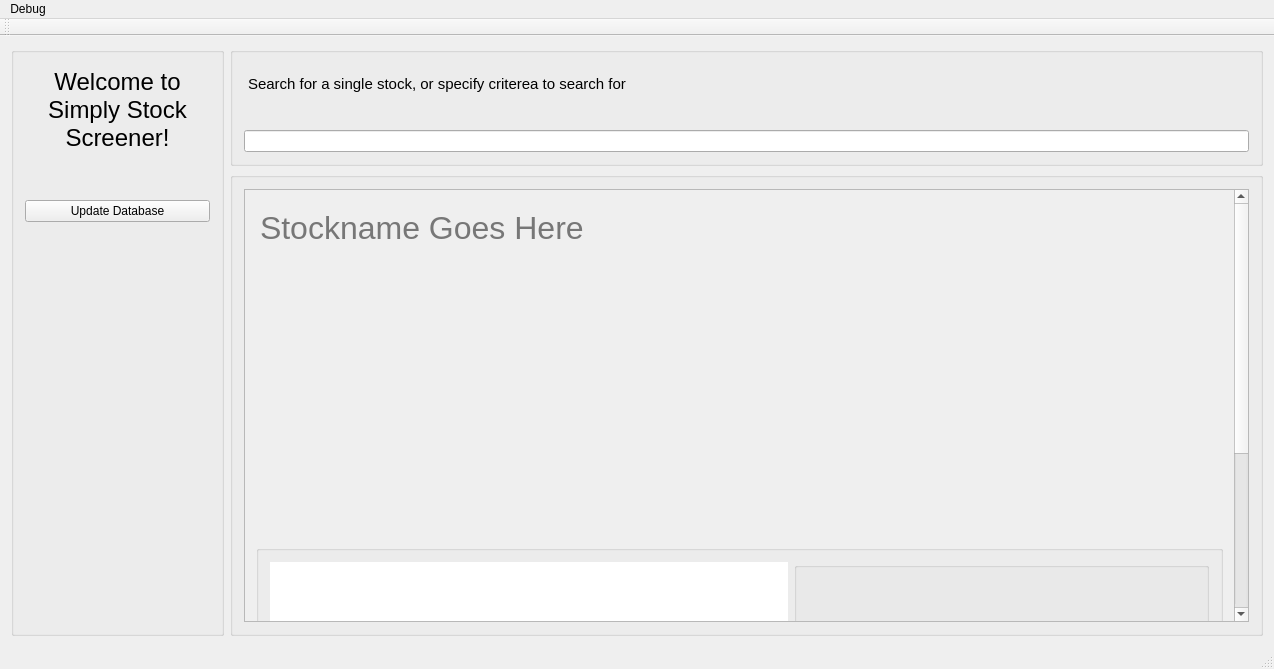
Old version of the form client/SSSClient/mainwindow.ui in the repository zvzv1919/Simply-Stock-Screener.
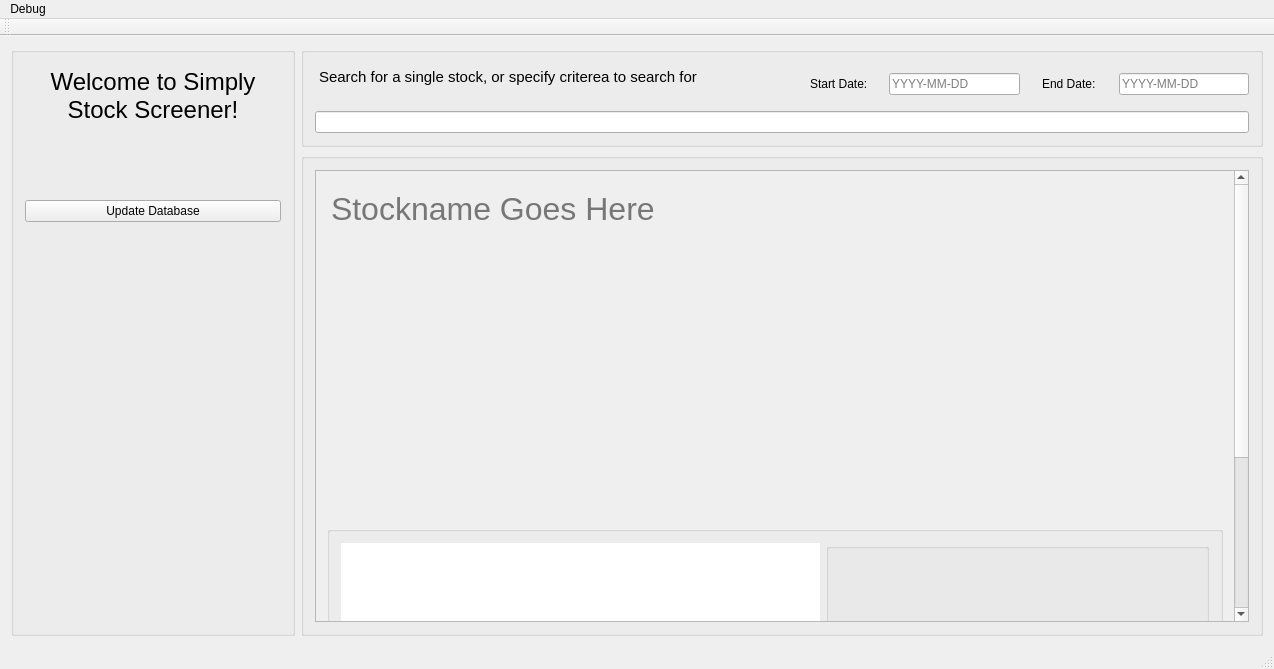
New version of the form. Custom widgets are drawn as their Qt base class.

Commit message: Adds UI components for date selection.  Modifies frontend search function to send dates.  Modifies backend function to accept dates in either date format or sot or present if no date is specified.  Backend function does not use dates as of yet.

Diff of the .ui file:
```diff
--- a/client/SSSClient/mainwindow.ui
+++ b/client/SSSClient/mainwindow.ui
@@ -14,7 +14,65 @@
    <string>MainWindow</string>
   </property>
   <widget class="QWidget" name="centralWidget">
-   <layout class="QGridLayout" name="gridLayout" rowstretch="0,1,5" columnstretch="0,1,5">
+   <layout class="QGridLayout" name="gridLayout" rowstretch="0,0,0" columnstretch="0,0,0">
+    <item row="1" column="0" rowspan="2" colspan="2">
+     <widget class="QGroupBox" name="sidebargroupbox">
+      <property name="baseSize">
+       <size>
+        <width>0</width>
+        <height>0</height>
+       </size>
+      </property>
+      <property name="title">
+       <string/>
+      </property>
+      <layout class="QVBoxLayout" name="verticalLayout" stretch="2,0,9">
+       <item>
+        <widget class="QTextEdit" name="textEdit_2">
+         <property name="minimumSize">
+          <size>
+           <width>185</width>
+           <height>130</height>
+          </size>
+         </property>
+         <property name="styleSheet">
+          <string notr="true"> background-color: rgba(0, 0, 0, 0);border: transparent;</string>
+         </property>
+         <property name="readOnly">
+          <bool>true</bool>
+         </property>
+         <property name="html">
+          <string>&lt;!DOCTYPE HTML PUBLIC &quot;-//W3C//DTD HTML 4.0//EN&quot; &quot;http://www.w3.org/TR/REC-html40/strict.dtd&quot;&gt;
+&lt;html&gt;&lt;head&gt;&lt;meta name=&quot;qrichtext&quot; content=&quot;1&quot; /&gt;&lt;style type=&quot;text/css&quot;&gt;
+p, li { white-space: pre-wrap; }
+&lt;/style&gt;&lt;/head&gt;&lt;body style=&quot; font-family:'MS Shell Dlg 2'; font-size:7.8pt; font-weight:400; font-style:normal;&quot;&gt;
+&lt;p align=&quot;center&quot; style=&quot; margin-top:0px; margin-bottom:0px; margin-left:0px; margin-right:0px; -qt-block-indent:0; text-indent:0px;&quot;&gt;&lt;span style=&quot; font-size:18pt;&quot;&gt;Welcome to Simply Stock Screener!&lt;/span&gt;&lt;/p&gt;&lt;/body&gt;&lt;/html&gt;</string>
+         </property>
+        </widget>
+       </item>
+       <item>
+        <widget class="QPushButton" name="updatebutton">
+         <property name="text">
+          <string>Update Database</string>
+         </property>
+        </widget>
+       </item>
+       <item>
+        <spacer name="verticalSpacer">
+         <property name="orientation">
+          <enum>Qt::Vertical</enum>
+         </property>
+         <property name="sizeHint" stdset="0">
+          <size>
+           <width>20</width>
+           <height>40</height>
+          </size>
+         </property>
+        </spacer>
+       </item>
+      </layout>
+     </widget>
+    </item>
     <item row="2" column="2">
      <widget class="QGroupBox" name="displaygroupbox">
       <property name="baseSize">
@@ -64,9 +122,9 @@
               <property name="geometry">
                <rect>
                 <x>0</x>
-                <y>-285</y>
-                <width>997</width>
-                <height>699</height>
+                <y>0</y>
+                <width>951</width>
+                <height>692</height>
                </rect>
               </property>
               <property name="autoFillBackground">
@@ -485,6 +543,12 @@
     </item>
     <item row="1" column="2">
      <widget class="QGroupBox" name="searchbargroupbox">
+      <property name="maximumSize">
+       <size>
+        <width>16777215</width>
+        <height>100</height>
+       </size>
+      </property>
       <property name="baseSize">
        <size>
         <width>0</width>
@@ -506,7 +570,7 @@
          <property name="maximumSize">
           <size>
            <width>16777215</width>
-           <height>45</height>
+           <height>30</height>
           </size>
          </property>
         </widget>
@@ -556,65 +620,60 @@
           <string>&lt;!DOCTYPE HTML PUBLIC &quot;-//W3C//DTD HTML 4.0//EN&quot; &quot;http://www.w3.org/TR/REC-html40/strict.dtd&quot;&gt;
 &lt;html&gt;&lt;head&gt;&lt;meta name=&quot;qrichtext&quot; content=&quot;1&quot; /&gt;&lt;style type=&quot;text/css&quot;&gt;
 p, li { white-space: pre-wrap; }
-&lt;/style&gt;&lt;/head&gt;&lt;body style=&quot; font-family:'MS Shell Dlg 2'; font-size:7.875pt; font-weight:400; font-style:normal;&quot;&gt;
+&lt;/style&gt;&lt;/head&gt;&lt;body style=&quot; font-family:'MS Shell Dlg 2'; font-size:7.8pt; font-weight:400; font-style:normal;&quot;&gt;
 &lt;p style=&quot; margin-top:0px; margin-bottom:0px; margin-left:0px; margin-right:0px; -qt-block-indent:0; text-indent:0px;&quot;&gt;&lt;span style=&quot; font-size:11pt;&quot;&gt;Search for a single stock, or specify criterea to search for&lt;/span&gt;&lt;/p&gt;&lt;/body&gt;&lt;/html&gt;</string>
          </property>
         </widget>
        </item>
-      </layout>
-     </widget>
-    </item>
-    <item row="1" column="0" rowspan="2" colspan="2">
-     <widget class="QGroupBox" name="sidebargroupbox">
-      <property name="baseSize">
-       <size>
-        <width>0</width>
-        <height>0</height>
-       </size>
-      </property>
-      <property name="title">
-       <string/>
-      </property>
-      <layout class="QVBoxLayout" name="verticalLayout" stretch="2,0,9">
-       <item>
-        <widget class="QTextEdit" name="textEdit_2">
-         <property name="minimumSize">
-          <size>
-           <width>185</width>
-           <height>130</height>
-          </size>
-         </property>
-         <property name="styleSheet">
-          <string notr="true"> background-color: rgba(0, 0, 0, 0);border: transparent;</string>
-         </property>
-         <property name="html">
-          <string>&lt;!DOCTYPE HTML PUBLIC &quot;-//W3C//DTD HTML 4.0//EN&quot; &quot;http://www.w3.org/TR/REC-html40/strict.dtd&quot;&gt;
-&lt;html&gt;&lt;head&gt;&lt;meta name=&quot;qrichtext&quot; content=&quot;1&quot; /&gt;&lt;style type=&quot;text/css&quot;&gt;
-p, li { white-space: pre-wrap; }
-&lt;/style&gt;&lt;/head&gt;&lt;body style=&quot; font-family:'MS Shell Dlg 2'; font-size:7.875pt; font-weight:400; font-style:normal;&quot;&gt;
-&lt;p align=&quot;center&quot; style=&quot; margin-top:0px; margin-bottom:0px; margin-left:0px; margin-right:0px; -qt-block-indent:0; text-indent:0px;&quot;&gt;&lt;span style=&quot; font-size:18pt;&quot;&gt;Welcome to Simply Stock Screener!&lt;/span&gt;&lt;/p&gt;&lt;/body&gt;&lt;/html&gt;</string>
-         </property>
-        </widget>
-       </item>
-       <item>
-        <widget class="QPushButton" name="updatebutton">
-         <property name="text">
-          <string>Update Database</string>
-         </property>
-        </widget>
-       </item>
-       <item>
-        <spacer name="verticalSpacer">
-         <property name="orientation">
-          <enum>Qt::Vertical</enum>
-         </property>
-         <property name="sizeHint" stdset="0">
-          <size>
-           <width>20</width>
-           <height>40</height>
-          </size>
-         </property>
-        </spacer>
+       <item row="0" column="1">
+        <layout class="QHBoxLayout" name="horizontalLayout_3" stretch="2,3,2,3">
+         <item>
+          <widget class="QLineEdit" name="lineEdit">
+           <property name="styleSheet">
+            <string notr="true"> background-color: rgba(0, 0, 0, 0);border: transparent;</string>
+           </property>
+           <property name="text">
+            <string>Start Date:</string>
+           </property>
+           <property name="alignment">
+            <set>Qt::AlignCenter</set>
+           </property>
+           <property name="readOnly">
+            <bool>true</bool>
+           </property>
+          </widget>
+         </item>
+         <item>
+          <widget class="QLineEdit" name="startdate">
+           <property name="placeholderText">
+            <string>YYYY-MM-DD</string>
+           </property>
+          </widget>
+         </item>
+         <item>
+          <widget class="QLineEdit" name="lineEdit_4">
+           <property name="styleSheet">
+            <string notr="true"> background-color: rgba(0, 0, 0, 0);border: transparent;</string>
+           </property>
+           <property name="text">
+            <string>End Date:</string>
+           </property>
+           <property name="alignment">
+            <set>Qt::AlignCenter</set>
+           </property>
+           <property name="readOnly">
+            <bool>true</bool>
+           </property>
+          </widget>
+         </item>
+         <item>
+          <widget class="QLineEdit" name="enddate">
+           <property name="placeholderText">
+            <string>YYYY-MM-DD</string>
+           </property>
+          </widget>
+         </item>
+        </layout>
        </item>
       </layout>
      </widget>
```
Left out of the diff: 2 changed lines with no effect on the pictures. The commit also changes 2 other files.
